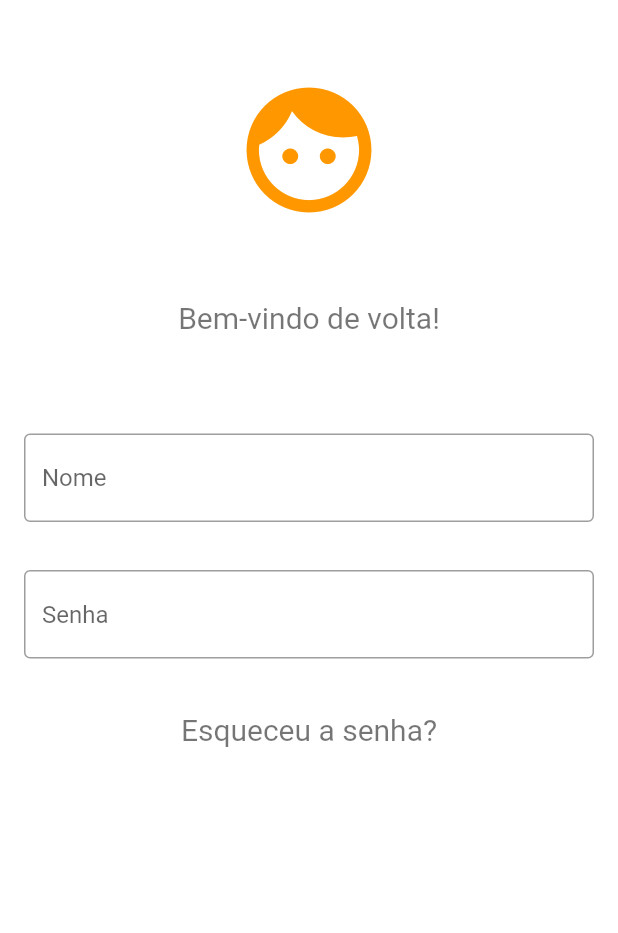
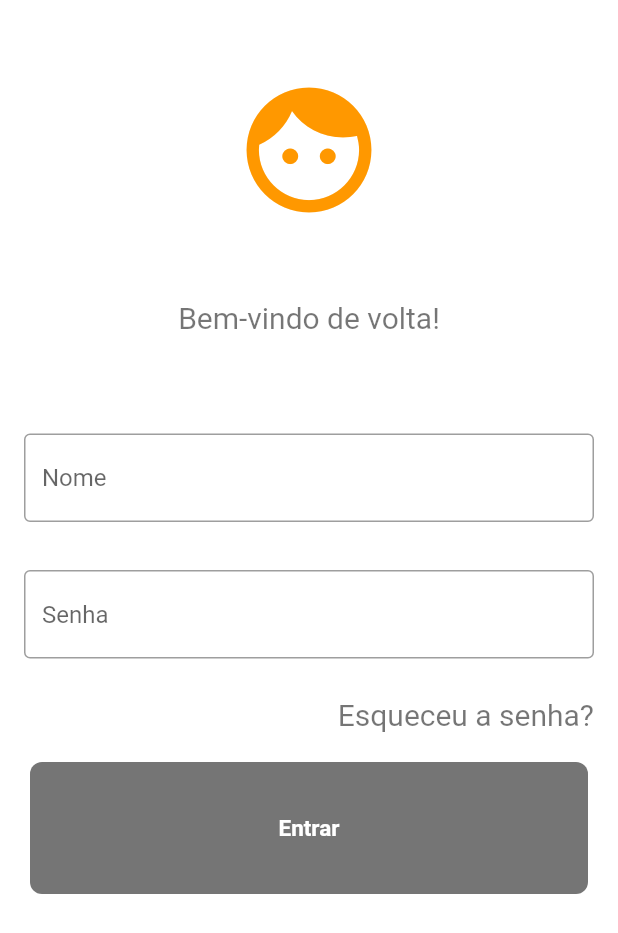
Before and after one commit to yanvic/Flutter-App, a Flutter app: the screen it shows after launch, on a phone screen of 412 x 824 dp. Shown: the top 933 px of the screen. Run offline on Flutter 3.47's test engine with Material 2 defaults, Android fonts, the light colour scheme and no system bars.

Commit message:
botão entrar

```diff
--- /dev/null
+++ b/lib/components/buttom.dart
@@ -0,0 +1,36 @@
+import 'package:flutter/material.dart';
+
+class ButtomLogin extends StatelessWidget {
+
+  final Function()? onTap;
+
+  ButtomLogin({
+    super.key,
+    required this.onTap
+  });
+
+  @override
+  Widget build(BuildContext context) {
+    return GestureDetector(
+      onTap: onTap,
+      child: Container(
+        padding: const EdgeInsets.all(35),
+        margin: const EdgeInsets.symmetric(horizontal: 20),
+        decoration: BoxDecoration(
+          color: Colors.black54,
+          borderRadius: BorderRadius.circular(8)
+        ),
+        child: const Center(
+          child: Text(
+              'Entrar',
+              style: TextStyle(
+                color: Colors.white,
+                fontWeight: FontWeight.bold,
+                fontSize: 15,
+              ),
+          ),
+        ),
+      ),
+    );
+  }
+}
--- a/lib/pages/login_page.dart
+++ b/lib/pages/login_page.dart
@@ -1,3 +1,4 @@
+import 'package:estudos/components/buttom.dart';
 import 'package:flutter/material.dart';
 
 import '../components/textField.dart';
@@ -5,6 +6,10 @@
 class LoginPage extends StatelessWidget {
   final usernameController = TextEditingController();
   final passwordController = TextEditingController();
+
+  void signIn() {
+
+  }
 
   @override
   Widget build(BuildContext context) {
@@ -39,16 +44,24 @@
                 hintText: 'Senha',
                 obscureText: true,
               ),
-              SizedBox(height: 20),
-              Text(
-                'Esqueceu a senha?',
-                style: TextStyle(
-                  color: Colors.black54,
-                  fontSize: 20,
+              SizedBox(height: 10),
+              Padding(
+                padding: const EdgeInsets.symmetric(horizontal: 16.0),
+                child: Row( mainAxisAlignment: MainAxisAlignment.end,
+                  children: [
+                    Text(
+                      'Esqueceu a senha?',
+                      style: TextStyle(
+                        color: Colors.black54,
+                        fontSize: 20,
+                      ),
+                    ),
+                  ],
                 ),
               ),
 
               SizedBox(height: 20),
+              ButtomLogin(onTap: signIn)
             ],
           ),
         ),
```
